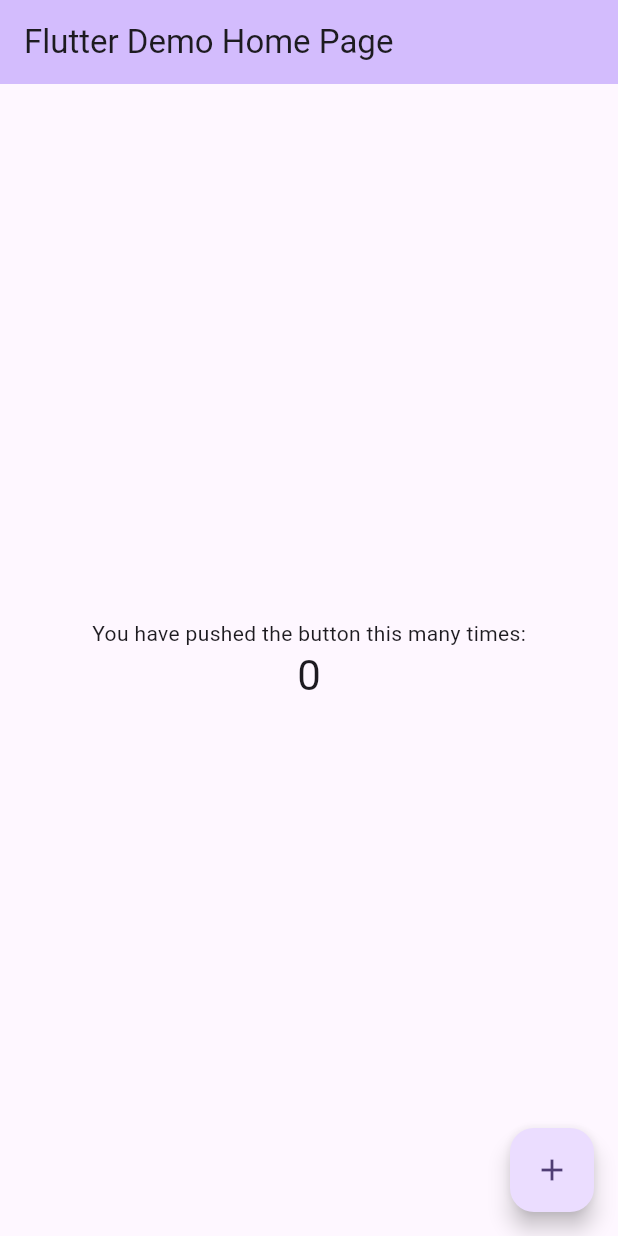
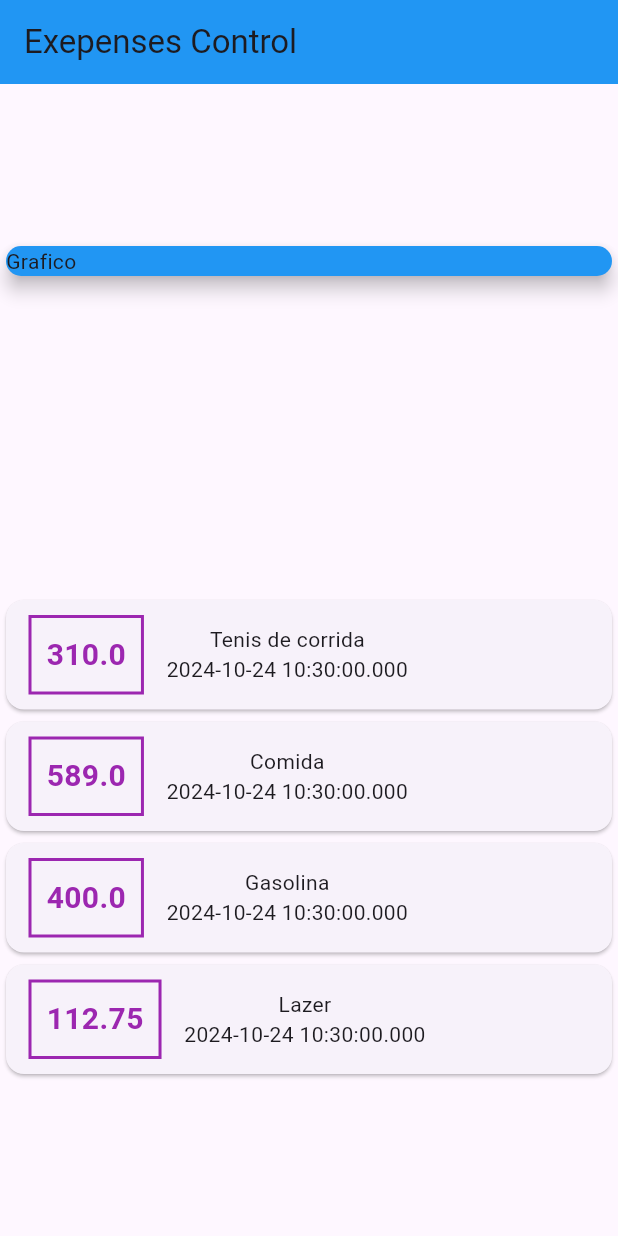
Before and after one commit to efarfus/ExpensesControl, a Flutter app: the screen it shows after launch, on a phone screen of 412 x 824 dp. Run offline on Flutter 3.47's test engine with Material 3 defaults, Android fonts, the phone set to English and light mode, and no system bars.

Commit message:
Até aula 94

```diff
--- a/lib/main.dart
+++ b/lib/main.dart
@@ -1,125 +1,68 @@
+import 'package:expenses_control/models/transaction.dart';
 import 'package:flutter/material.dart';
 
-void main() {
-  runApp(const MyApp());
-}
+main() => runApp(ExpensesApp());
 
-class MyApp extends StatelessWidget {
-  const MyApp({super.key});
-
-  // This widget is the root of your application.
+class ExpensesApp extends StatelessWidget {
   @override
   Widget build(BuildContext context) {
     return MaterialApp(
-      title: 'Flutter Demo',
-      theme: ThemeData(
-        // This is the theme of your application.
-        //
-        // TRY THIS: Try running your application with "flutter run". You'll see
-        // the application has a purple toolbar. Then, without quitting the app,
-        // try changing the seedColor in the colorScheme below to Colors.green
-        // and then invoke "hot reload" (save your changes or press the "hot
-        // reload" button in a Flutter-supported IDE, or press "r" if you used
-        // the command line to start the app).
-        //
-        // Notice that the counter didn't reset back to zero; the application
-        // state is not lost during the reload. To reset the state, use hot
-        // restart instead.
-        //
-        // This works for code too, not just values: Most code changes can be
-        // tested with just a hot reload.
-        colorScheme: ColorScheme.fromSeed(seedColor: Colors.deepPurple),
-        useMaterial3: true,
-      ),
-      home: const MyHomePage(title: 'Flutter Demo Home Page'),
+      home: MyHomePage(),
     );
   }
 }
 
-class MyHomePage extends StatefulWidget {
-  const MyHomePage({super.key, required this.title});
-
-  // This widget is the home page of your application. It is stateful, meaning
-  // that it has a State object (defined below) that contains fields that affect
-  // how it looks.
-
-  // This class is the configuration for the state. It holds the values (in this
-  // case the title) provided by the parent (in this case the App widget) and
-  // used by the build method of the State. Fields in a Widget subclass are
-  // always marked "final".
-
-  final String title;
-
-  @override
-  State<MyHomePage> createState() => _MyHomePageState();
-}
-
-class _MyHomePageState extends State<MyHomePage> {
-  int _counter = 0;
-
-  void _incrementCounter() {
-    setState(() {
-      // This call to setState tells the Flutter framework that something has
-      // changed in this State, which causes it to rerun the build method below
-      // so that the display can reflect the updated values. If we changed
-      // _counter without calling setState(), then the build method would not be
-      // called again, and so nothing would appear to happen.
-      _counter++;
-    });
-  }
+class MyHomePage extends StatelessWidget {
+  final _transactions = [
+    Transaction(
+        id: "t1", title: "Tenis de corrida", value: 310, date: DateTime.now()),
+    Transaction(id: 't2', title: "Comida", value: 589, date: DateTime.now()),
+    Transaction(id: 't3', title: "Gasolina", value: 400, date: DateTime.now()),
+    Transaction(id: 't4', title: "Lazer", value: 112.75, date: DateTime.now())
+  ];
 
   @override
   Widget build(BuildContext context) {
-    // This method is rerun every time setState is called, for instance as done
-    // by the _incrementCounter method above.
-    //
-    // The Flutter framework has been optimized to make rerunning build methods
-    // fast, so that you can just rebuild anything that needs updating rather
-    // than having to individually change instances of widgets.
     return Scaffold(
       appBar: AppBar(
-        // TRY THIS: Try changing the color here to a specific color (to
-        // Colors.amber, perhaps?) and trigger a hot reload to see the AppBar
-        // change color while the other colors stay the same.
-        backgroundColor: Theme.of(context).colorScheme.inversePrimary,
-        // Here we take the value from the MyHomePage object that was created by
-        // the App.build method, and use it to set our appbar title.
-        title: Text(widget.title),
+        title: Text("Exepenses Control"),
+        backgroundColor: Colors.blue,
       ),
-      body: Center(
-        // Center is a layout widget. It takes a single child and positions it
-        // in the middle of the parent.
-        child: Column(
-          // Column is also a layout widget. It takes a list of children and
-          // arranges them vertically. By default, it sizes itself to fit its
-          // children horizontally, and tries to be as tall as its parent.
-          //
-          // Column has various properties to control how it sizes itself and
-          // how it positions its children. Here we use mainAxisAlignment to
-          // center the children vertically; the main axis here is the vertical
-          // axis because Columns are vertical (the cross axis would be
-          // horizontal).
-          //
-          // TRY THIS: Invoke "debug painting" (choose the "Toggle Debug Paint"
-          // action in the IDE, or press "p" in the console), to see the
-          // wireframe for each widget.
-          mainAxisAlignment: MainAxisAlignment.center,
+      body: Column(
+          mainAxisAlignment: MainAxisAlignment.spaceAround,
+          crossAxisAlignment: CrossAxisAlignment.stretch,
           children: <Widget>[
-            const Text(
-              'You have pushed the button this many times:',
-            ),
-            Text(
-              '$_counter',
-              style: Theme.of(context).textTheme.headlineMedium,
-            ),
-          ],
-        ),
-      ),
-      floatingActionButton: FloatingActionButton(
-        onPressed: _incrementCounter,
-        tooltip: 'Increment',
-        child: const Icon(Icons.add),
-      ), // This trailing comma makes auto-formatting nicer for build methods.
+            Container(
+                width: double.infinity,
+                child: Card(
+                    color: Colors.blue, child: Text("Grafico"), elevation: 5)),
+            Column(children: [
+              ..._transactions.map((tr) {
+                return Card(
+                    child: Row(
+                  children: [
+                    Container(
+                      margin:
+                          EdgeInsets.symmetric(horizontal: 15, vertical: 10),
+                      decoration: BoxDecoration(
+                          border: Border.all(color: Colors.purple, width: 2)),
+                      padding: EdgeInsets.all(10),
+                      child: Text(
+                        tr.value.toString(),
+                        style: TextStyle(
+                            fontWeight: FontWeight.bold,
+                            fontSize: 20,
+                            color: Colors.purple),
+                      ),
+                    ),
+                    Column(
+                      children: [Text(tr.title), Text(tr.date.toString())],
+                    )
+                  ],
+                ));
+              }).toList(),
+            ]),
+          ]),
     );
   }
 }
--- /dev/null
+++ b/lib/models/transaction.dart
@@ -0,0 +1,14 @@
+import 'package:flutter/foundation.dart';
+
+class Transaction {
+  final String id;
+  final String title;
+  final double value;
+  final DateTime date;
+
+  Transaction(
+      {required this.id,
+      required this.title,
+      required this.value,
+      required this.date});
+}
```
Also changed, not shown: 1 other file.
